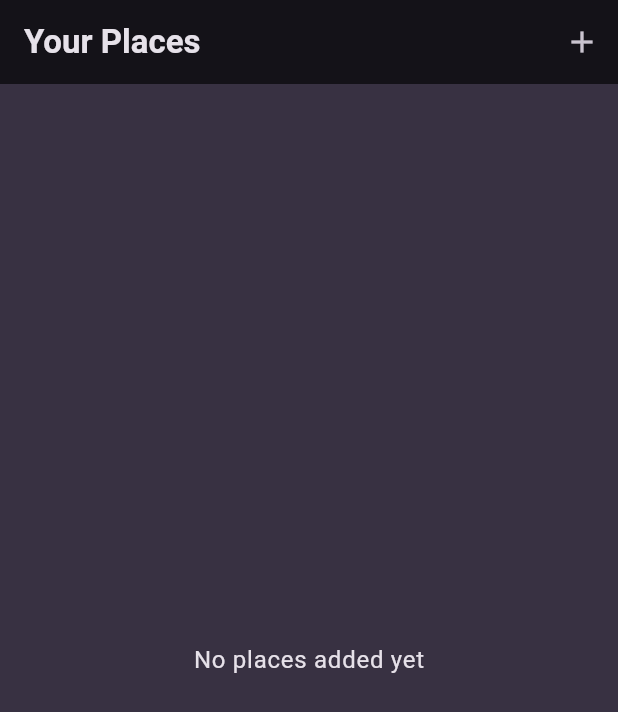
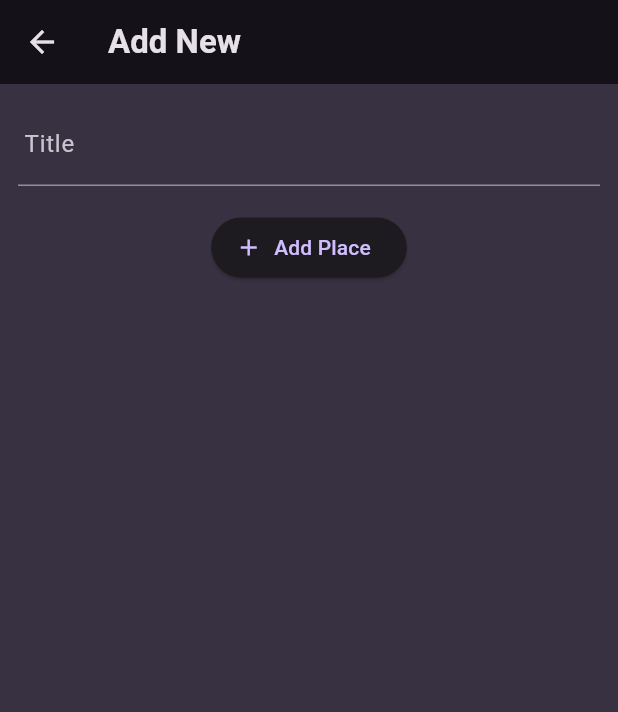
Before and after one commit to sovaamahato/favourite_places_app, a Flutter app: the screen it shows after launch, after a tap on the "add" icon, on a phone screen of 412 x 824 dp. Shown: the top 712 px of the screen. Run offline on Flutter 3.47's test engine with Material 3 defaults, Android fonts, the phone set to English and light mode, and no system bars; our stand-ins replace flutter_riverpod, google_fonts.

Commit message:
riverpod added and logic to add new place by managing state

```diff
--- a/lib/main.dart
+++ b/lib/main.dart
@@ -1,5 +1,6 @@
 import 'package:favourite_places_app/screens/places.dart';
 import 'package:flutter/material.dart';
+import 'package:flutter_riverpod/flutter_riverpod.dart';
 
 import 'package:google_fonts/google_fonts.dart';
 
@@ -27,7 +28,7 @@ final theme = ThemeData().copyWith(
 
 void main() {
   runApp(
-    const MyApp(),
+    const ProviderScope(child: MyApp()),
   );
 }
 
--- /dev/null
+++ b/lib/providers/user_places.dart
@@ -0,0 +1,15 @@
+import 'package:favourite_places_app/models.dart';
+import 'package:flutter_riverpod/flutter_riverpod.dart';
+
+class UserPlaceNotifier extends StateNotifier<List<Place>> {
+  UserPlaceNotifier() : super(const []);
+
+  void addPlace(String title) {
+    final newPlace = Place(title: title);
+    state = [newPlace, ...state];
+  }
+}
+
+final userPlaceProvider = StateNotifierProvider<UserPlaceNotifier, List<Place>>(
+  (ref) => UserPlaceNotifier(),
+);
--- a/lib/screens/add_place.dart
+++ b/lib/screens/add_place.dart
@@ -0,0 +1,62 @@
+import 'package:favourite_places_app/providers/user_places.dart';
+import 'package:flutter/material.dart';
+import 'package:flutter_riverpod/flutter_riverpod.dart';
+
+class AddPlaceScreen extends ConsumerStatefulWidget {
+  const AddPlaceScreen({super.key});
+
+  @override
+  ConsumerState<AddPlaceScreen> createState() => _AddPlaceScreenState();
+}
+
+class _AddPlaceScreenState extends ConsumerState<AddPlaceScreen> {
+  //controllers
+  final _titleController = TextEditingController();
+
+//to save the place entered
+  void _savePlace() {
+    final enteredTitle = _titleController.text;
+    if (enteredTitle.isEmpty) {
+      return;
+    }
+    ref.read(userPlaceProvider.notifier).addPlace(enteredTitle);
+    Navigator.of(context).pop();
+  }
+
+  @override
+  void dispose() {
+    _titleController.dispose();
+    super.dispose();
+  }
+
+  @override
+  Widget build(BuildContext context) {
+    return Scaffold(
+      appBar: AppBar(
+        title: const Text("Add New"),
+      ),
+      body: SingleChildScrollView(
+          padding: const EdgeInsets.all(12),
+          child: Column(
+            children: [
+              TextField(
+                style: TextStyle(
+                    color: Theme.of(context).colorScheme.onBackground),
+                controller: _titleController,
+                decoration: const InputDecoration(
+                  labelText: " Title",
+                ),
+              ),
+              const SizedBox(
+                height: 17,
+              ),
+              ElevatedButton.icon(
+                onPressed: _savePlace,
+                icon: const Icon(Icons.add),
+                label: const Text("Add Place"),
+              ),
+            ],
+          )),
+    );
+  }
+}
--- a/lib/screens/places.dart
+++ b/lib/screens/places.dart
@@ -1,21 +1,32 @@
+import 'package:favourite_places_app/providers/user_places.dart';
+import 'package:favourite_places_app/screens/add_place.dart';
 import 'package:favourite_places_app/widgets/places.list.dart';
 import 'package:flutter/material.dart';
+import 'package:flutter_riverpod/flutter_riverpod.dart';
 
-class PlacesScreen extends StatelessWidget {
+class PlacesScreen extends ConsumerWidget {
   const PlacesScreen({super.key});
   @override
-  Widget build(BuildContext context) {
+  Widget build(BuildContext context, WidgetRef ref) {
+    final userPlaces = ref.watch(userPlaceProvider);
+
     return Scaffold(
       appBar: AppBar(
-        title: Text("Your Places"),
+        title: const Text("Your Places"),
         actions: [
           IconButton(
-            onPressed: () {},
+            onPressed: () {
+              Navigator.of(context).push(
+                MaterialPageRoute(
+                  builder: (ctx) => const AddPlaceScreen(),
+                ),
+              );
+            },
             icon: Icon(Icons.add),
           ),
         ],
       ),
-      body: PlacesList(places: []),
+      body: PlacesList(places: userPlaces),
     );
   }
 }
--- a/pubspec.yaml
+++ b/pubspec.yaml
@@ -38,6 +38,7 @@ dependencies:
   google_fonts: ^6.1.0
   # for auto generating id
   uuid: ^4.3.3
+  flutter_riverpod: ^2.4.10
 
 dev_dependencies:
   flutter_test:
```
Also changed, not shown: pubspec.lock.
